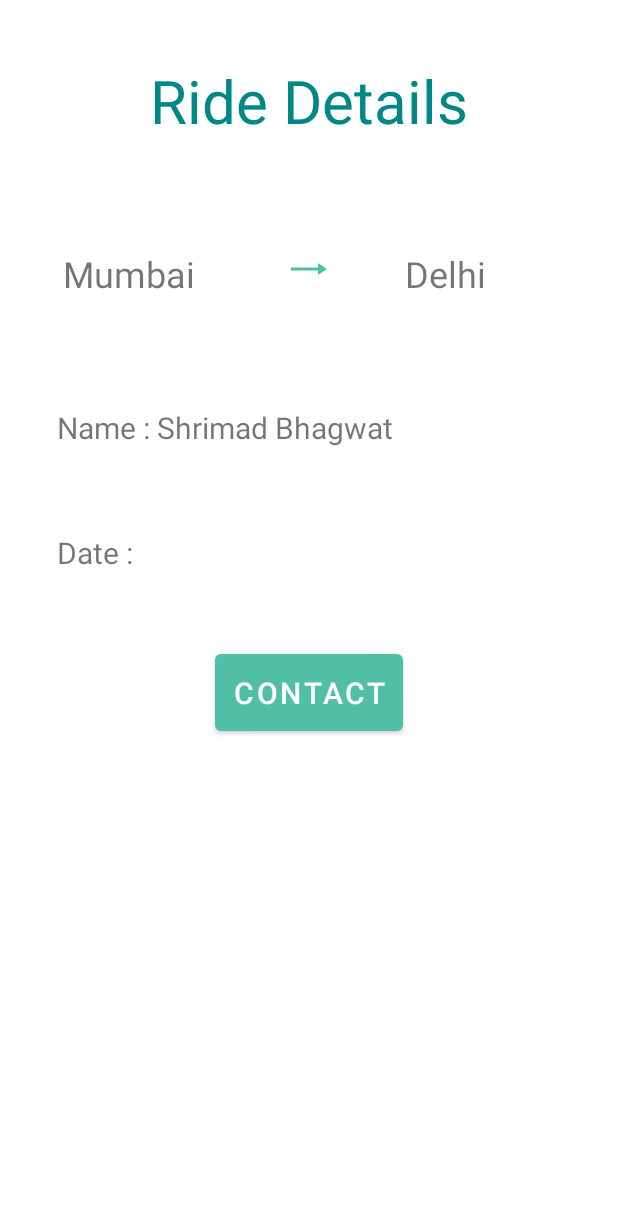
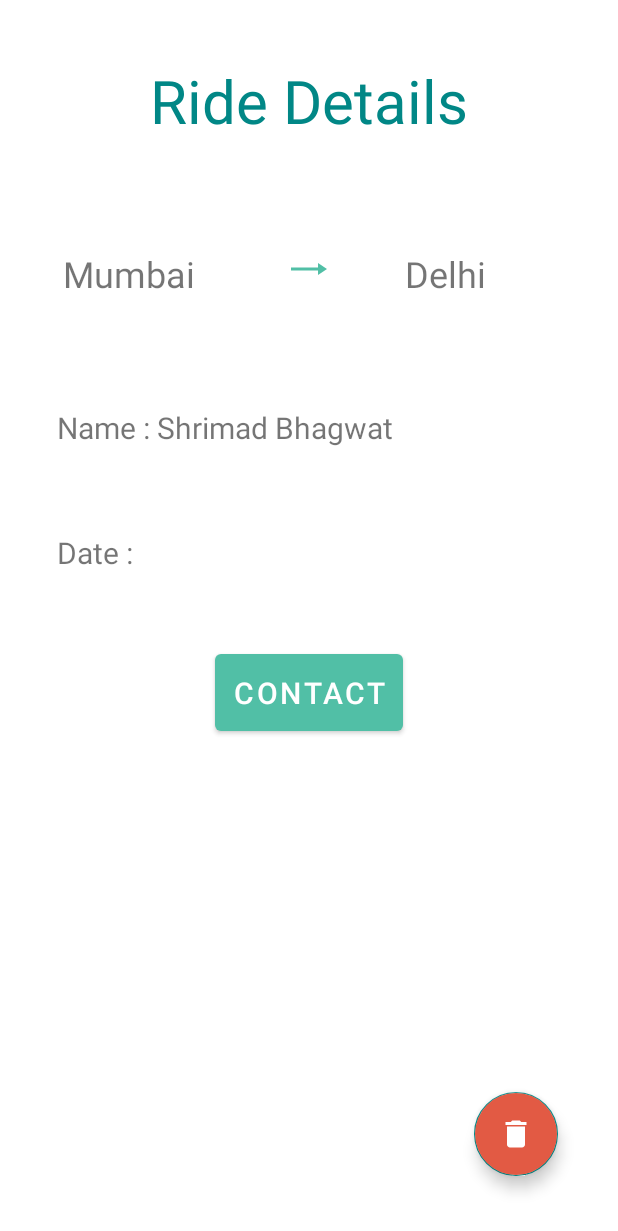
Before and after one commit to Shrimad-Bhagwat/VIT-RideShare, an Android app: the layout activity_detail.xml on its own in the app's theme, with its tools: preview values and no code run, on a phone screen of 412 x 824 dp. Shown: the top 1231 px of the screen. Run offline under Robolectric (Android 15) with nearby library versions, the phone set to English and light mode, and no system bars.

Commit message:
delete_func

```diff
--- a/app/src/main/java/com/shrimadbhagwat/vitrideshare/MyAdapter.java
+++ b/app/src/main/java/com/shrimadbhagwat/vitrideshare/MyAdapter.java
@@ -46,6 +46,9 @@ public class MyAdapter extends RecyclerView.Adapter<MyViewHolder> {
                 intent.putExtra("To", dataList.get(holder.getAdapterPosition()).getTo_location());
                 intent.putExtra("From",dataList.get(holder.getAdapterPosition()).getFrom_location());
                 intent.putExtra("Date", dataList.get(holder.getAdapterPosition()).getDate());
+                intent.putExtra("Key", dataList.get(holder.getAdapterPosition()).getKey());
+                intent.putExtra("Creator", dataList.get(holder.getAdapterPosition()).getCreator());
+
                 context.startActivity(intent);
             }
         });
--- a/app/src/main/res/drawable/baseline_delete_24.xml
+++ b/app/src/main/res/drawable/baseline_delete_24.xml
@@ -1,4 +1,4 @@
-<vector android:height="24dp" android:tint="#FFFFFF"
+<vector android:height="24dp" android:tint="#51bfa6"
     android:viewportHeight="24" android:viewportWidth="24"
     android:width="24dp" xmlns:android="http://schemas.android.com/apk/res/android">
     <path android:fillColor="@android:color/white" android:pathData="M6,19c0,1.1 0.9,2 2,2h8c1.1,0 2,-0.9 2,-2V7H6v12zM19,4h-3.5l-1,-1h-5l-1,1H5v2h14V4z"/>
--- a/app/src/main/res/drawable/baseline_format_list_bulleted_24.xml
+++ b/app/src/main/res/drawable/baseline_format_list_bulleted_24.xml
@@ -1,5 +1,5 @@
 <vector android:autoMirrored="true" android:height="24dp"
-    android:tint="#FFFFFF" android:viewportHeight="24"
+    android:tint="#51bfa6" android:viewportHeight="24"
     android:viewportWidth="24" android:width="24dp" xmlns:android="http://schemas.android.com/apk/res/android">
     <path android:fillColor="@android:color/white" android:pathData="M4,10.5c-0.83,0 -1.5,0.67 -1.5,1.5s0.67,1.5 1.5,1.5 1.5,-0.67 1.5,-1.5 -0.67,-1.5 -1.5,-1.5zM4,4.5c-0.83,0 -1.5,0.67 -1.5,1.5S3.17,7.5 4,7.5 5.5,6.83 5.5,6 4.83,4.5 4,4.5zM4,16.5c-0.83,0 -1.5,0.68 -1.5,1.5s0.68,1.5 1.5,1.5 1.5,-0.68 1.5,-1.5 -0.67,-1.5 -1.5,-1.5zM7,19h14v-2L7,17v2zM7,13h14v-2L7,11v2zM7,5v2h14L21,5L7,5z"/>
 </vector>
--- a/app/src/main/res/layout/activity_detail.xml
+++ b/app/src/main/res/layout/activity_detail.xml
@@ -3,6 +3,7 @@
     xmlns:android="http://schemas.android.com/apk/res/android"
     xmlns:app="http://schemas.android.com/apk/res-auto"
     xmlns:tools="http://schemas.android.com/tools"
+    xmlns:fab = "http://schemas.android.com/apk/res-auto"
     android:layout_width="match_parent"
     android:layout_height="match_parent"
     android:orientation="vertical"
@@ -89,4 +90,27 @@
         android:padding="12dp"
         android:layout_gravity="center"
         android:textColor="@color/white"/>
+
+    <RelativeLayout
+        android:layout_width="match_parent"
+        android:layout_height="match_parent">
+
+
+        <com.google.android.material.floatingactionbutton.FloatingActionButton
+            android:id="@+id/deleteButton"
+            android:layout_width="wrap_content"
+            android:layout_height="wrap_content"
+            android:layout_alignParentEnd="true"
+            android:layout_alignParentBottom="true"
+            android:layout_marginEnd="40dp"
+            android:layout_marginBottom="40dp"
+            android:backgroundTint="@color/red"
+            android:src="@drawable/baseline_delete_24"
+            app:tint="@android:color/white"
+            app:fab_colorNormal="@color/red"
+            app:fab_colorPressed="@color/green"
+            app:fab_showShadow="true"
+            tools:ignore="SpeakableTextPresentCheck" />
+
+    </RelativeLayout>
 </LinearLayout>
--- a/app/src/main/res/layout/activity_home.xml
+++ b/app/src/main/res/layout/activity_home.xml
@@ -57,8 +57,9 @@
             android:backgroundTint="@color/green"
             android:src="@drawable/baseline_add_24"
             android:tint="@color/green"
-            tools:ignore="SpeakableTextPresentCheck" />
-
+            tools:ignore="SpeakableTextPresentCheck"
+            app:tint="@android:color/white"
+            />
 
     </RelativeLayout>
 
```
Also changed, not shown: app/src/main/java/com/shrimadbhagwat/vitrideshare/DetailActivity.java (+46 -0 lines).
